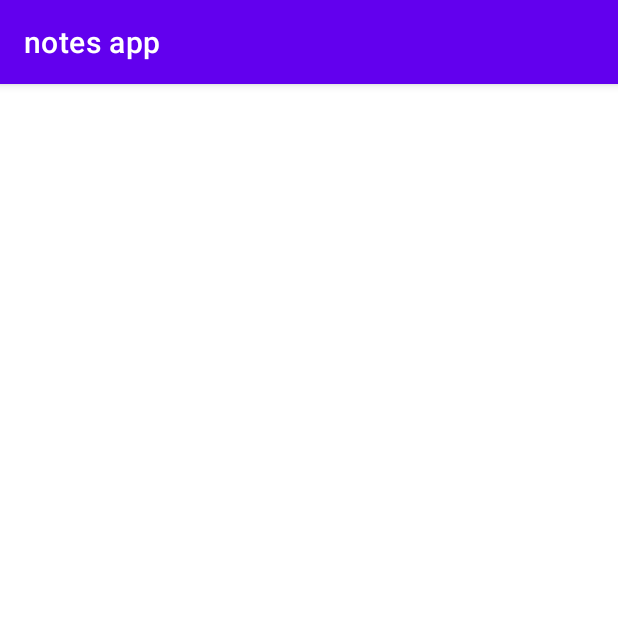
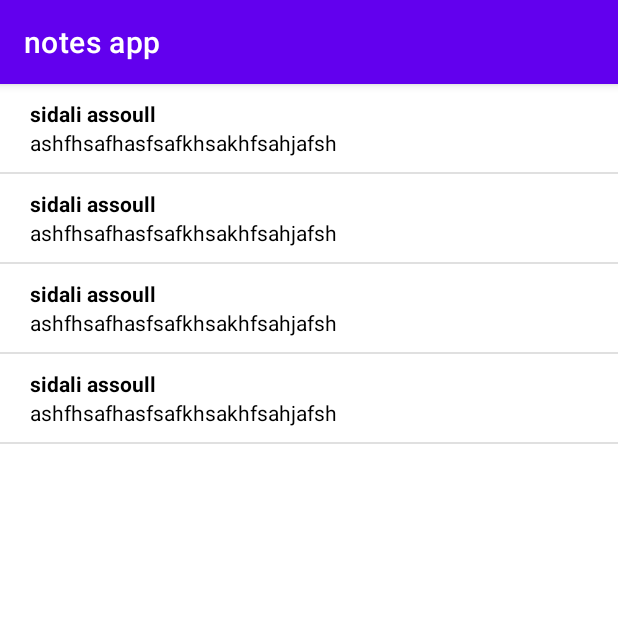
Before and after one commit to stormsidali2001/android-studio-playground, an Android app: the screen it shows after launch (MainActivity), on a phone screen of 412 x 824 dp, the top half of it. Run offline under Robolectric (Android 15) with nearby library versions, the phone set to English and light mode, and no system bars.

Commit message:
list is rendering after setting the adapter

```diff
--- a/notesapp/app/src/main/java/com/example/notesapp/MainActivity.java
+++ b/notesapp/app/src/main/java/com/example/notesapp/MainActivity.java
@@ -3,6 +3,13 @@ package com.example.notesapp;
 import androidx.appcompat.app.AppCompatActivity;
 
 import android.os.Bundle;
+import android.widget.ListView;
+
+import com.example.notesapp.adapter.NoteAdapter;
+import com.example.notesapp.entities.Note;
+
+import java.util.ArrayList;
+import java.util.List;
 
 public class MainActivity extends AppCompatActivity {
 
@@ -10,5 +17,15 @@ public class MainActivity extends AppCompatActivity {
     protected void onCreate(Bundle savedInstanceState) {
         super.onCreate(savedInstanceState);
         setContentView(R.layout.activity_main);
+
+        ListView listView = findViewById(R.id.list);
+        List<Note> notes = new ArrayList<>();
+        notes.add(new Note("sidali assoull","ashfhsafhasfsafkhsakhfsahjafsh"));
+        notes.add(new Note("sidali assoull","ashfhsafhasfsafkhsakhfsahjafsh"));
+        notes.add(new Note("sidali assoull","ashfhsafhasfsafkhsakhfsahjafsh"));
+        notes.add(new Note("sidali assoull","ashfhsafhasfsafkhsakhfsahjafsh"));
+
+        NoteAdapter adapter = new NoteAdapter(MainActivity.this,notes);
+        listView.setAdapter(adapter);
     }
 }
--- /dev/null
+++ b/notesapp/app/src/main/java/com/example/notesapp/ViewHolder/ViewHolder.java
@@ -0,0 +1,4 @@
+package com.example.notesapp.ViewHolder;
+
+public class ViewHolder {
+}
--- a/notesapp/app/src/main/java/com/example/notesapp/adapter/NoteAdapter.java
+++ b/notesapp/app/src/main/java/com/example/notesapp/adapter/NoteAdapter.java
@@ -1,4 +1,54 @@
 package com.example.notesapp.adapter;
 
-public class NoteAdapter {
+import android.content.Context;
+import android.util.Log;
+import android.view.LayoutInflater;
+import android.view.View;
+import android.view.ViewGroup;
+import android.widget.ArrayAdapter;
+import android.widget.TextView;
+
+import androidx.annotation.NonNull;
+
+import com.example.notesapp.R;
+import com.example.notesapp.entities.Note;
+
+import java.util.List;
+import java.util.logging.Logger;
+
+public class NoteAdapter extends ArrayAdapter<Note> {
+    private List<Note> notes;
+    public NoteAdapter(@NonNull Context context, int resource) {
+        super(context, resource);
+    }
+
+    public NoteAdapter(@NonNull Context context, List<Note> notes) {
+        // 0 : no default layout is used
+        super(context, 0, notes);
+        this.notes = notes;
+
+    }
+
+    // position (index in array) , convertView (note.xml , child view) , parent : bayn
+    @Override
+    public View getView(int position, View convertView, ViewGroup parent){
+        convertView = LayoutInflater.from(this.getContext())
+                .inflate(
+                        R.layout.note, // putting  child in parent
+                        parent,
+                        false //the view is not yet linked to the list
+                );
+
+        //getting the convertView children
+        TextView title = (TextView)  convertView.findViewById(R.id.title);
+        TextView description = (TextView) convertView.findViewById(R.id.description);
+
+        Note note = notes.get(position);
+        Log.d("info", "getView: position:" +position+"note : "+notes);
+        title.setText(note.getTitle());
+        description.setText(note.getDescription());
+        return convertView;
+    }
+
+
 }
--- a/notesapp/app/src/main/res/layout/activity_main.xml
+++ b/notesapp/app/src/main/res/layout/activity_main.xml
@@ -9,6 +9,6 @@
     <ListView
         android:id="@+id/list"
         android:layout_width="match_parent"
-        android:layout_height="match_parent"/>
+        android:layout_height="match_parent" />
 
 </RelativeLayout>
--- a/notesapp/app/src/main/res/layout/note.xml
+++ b/notesapp/app/src/main/res/layout/note.xml
@@ -5,7 +5,7 @@
     android:padding="10dp"
     >
     <TextView
-        android:id="@+id/titre"
+        android:id="@+id/title"
         android:layout_width="wrap_content"
         android:layout_height="wrap_content"
         android:textColor="@android:color/black"
@@ -17,7 +17,7 @@
         android:layout_width="wrap_content"
         android:layout_height="wrap_content"
         android:textColor="@android:color/black"
-        android:layout_alignLeft="@id/titre"
-        android:layout_below="@id/titre"
+        android:layout_alignLeft="@id/title"
+        android:layout_below="@id/title"
         />
 </RelativeLayout>
```
